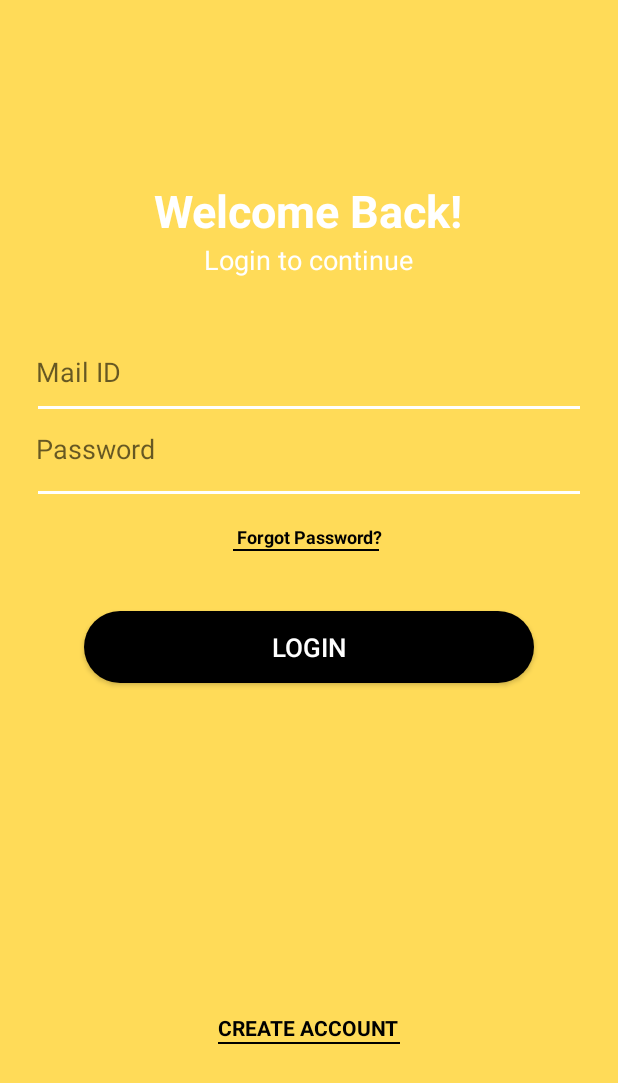
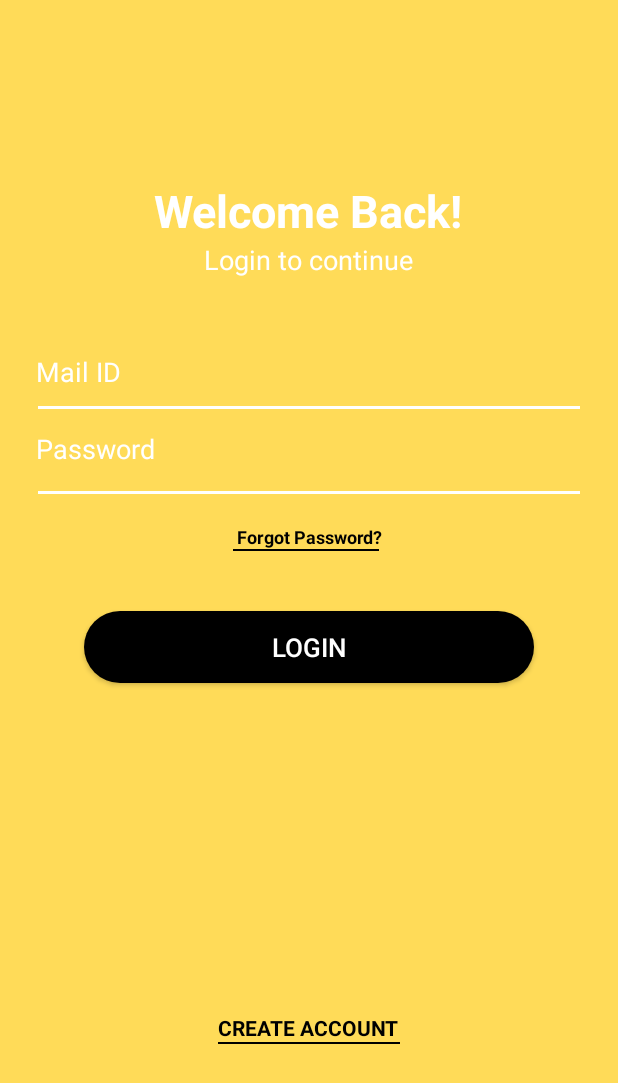
Before and after one commit to Cybertron-Ant/Login_Signup_Page, an Android app: the screen it shows after launch (MainActivity), on a phone screen of 412 x 824 dp. Shown: the top 1083 px of the screen. Run offline under Robolectric (Android 15) with nearby library versions, the phone set to English and light mode, and no system bars.

Commit message:
changed text hint color to white for input fields

```diff
--- a/app/src/main/res/layout/activity_main.xml
+++ b/app/src/main/res/layout/activity_main.xml
@@ -38,6 +38,7 @@
         android:layout_height="wrap_content"
         android:layout_marginTop="40dp"
         android:hint="@string/mail_id"
+        android:textColorHint="#FFFFFF"
         android:backgroundTint="#FFDB58"
         android:textColor="#000000"
         android:layout_marginLeft="20dp"
@@ -58,6 +59,7 @@
         android:layout_height="wrap_content"
         android:layout_marginTop="4dp"
         android:hint="@string/password"
+        android:textColorHint="#FFFFFF"
         android:textColor="#000000"
         android:backgroundTint="#FFDB58"
         android:layout_marginBottom="5dp"
```
